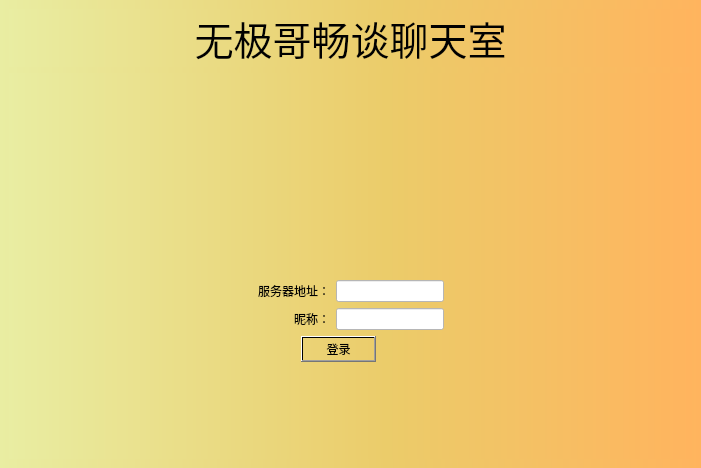
First picture: the form in ChatRoom/ChatRoomClient/mainwindow.ui, repository Bypositive/Qt_experience04, before the edit.
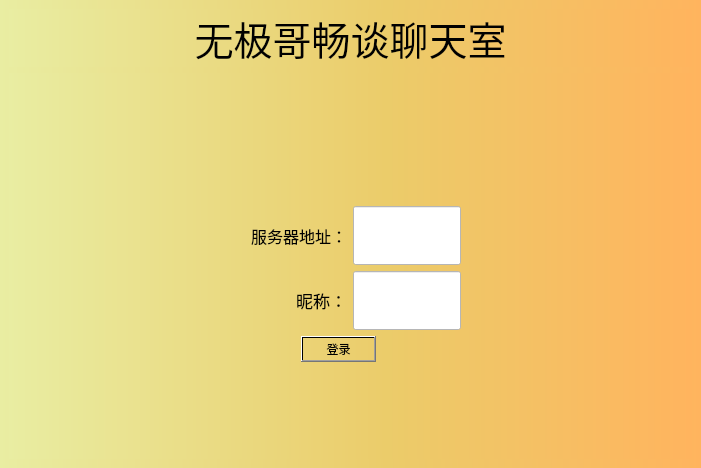
Second picture: the form after the edit.

Patch:
```diff
--- a/ChatRoom/ChatRoomClient/mainwindow.ui
+++ b/ChatRoom/ChatRoomClient/mainwindow.ui
@@ -118,7 +118,7 @@
             <property name="sizeHint" stdset="0">
              <size>
               <width>19</width>
-              <height>88</height>
+              <height>124</height>
              </size>
             </property>
            </spacer>
@@ -148,11 +148,16 @@
                 <item>
                  <widget class="QLabel" name="label_4">
                   <property name="sizePolicy">
-                   <sizepolicy hsizetype="Preferred" vsizetype="Preferred">
+                   <sizepolicy hsizetype="Expanding" vsizetype="Expanding">
                     <horstretch>0</horstretch>
                     <verstretch>0</verstretch>
                    </sizepolicy>
                   </property>
+                  <property name="font">
+                   <font>
+                    <pointsize>12</pointsize>
+                   </font>
+                  </property>
                   <property name="styleSheet">
                    <string notr="true">background-color: qlineargradient(spread:pad, x1:0, y1:0, x2:1, y2:1, stop:0 rgba(0, 0, 0, 0), stop:1 rgba(255, 255, 255, 0));</string>
                   </property>
@@ -167,11 +172,16 @@
                 <item>
                  <widget class="QLabel" name="label_5">
                   <property name="sizePolicy">
-                   <sizepolicy hsizetype="Preferred" vsizetype="Preferred">
+                   <sizepolicy hsizetype="Expanding" vsizetype="Expanding">
                     <horstretch>0</horstretch>
                     <verstretch>0</verstretch>
                    </sizepolicy>
                   </property>
+                  <property name="font">
+                   <font>
+                    <pointsize>13</pointsize>
+                   </font>
+                  </property>
                   <property name="styleSheet">
                    <string notr="true">background-color: qlineargradient(spread:pad, x1:0, y1:0, x2:1, y2:1, stop:0 rgba(0, 0, 0, 0), stop:1 rgba(255, 255, 255, 0));</string>
                   </property>
@@ -190,7 +200,7 @@
                 <item>
                  <widget class="QLineEdit" name="serviceEdit_2">
                   <property name="sizePolicy">
-                   <sizepolicy hsizetype="Preferred" vsizetype="Preferred">
+                   <sizepolicy hsizetype="Expanding" vsizetype="Expanding">
                     <horstretch>0</horstretch>
                     <verstretch>0</verstretch>
                    </sizepolicy>
@@ -203,7 +213,7 @@
                 <item>
                  <widget class="QLineEdit" name="nameEdit_2">
                   <property name="sizePolicy">
-                   <sizepolicy hsizetype="Preferred" vsizetype="Preferred">
+                   <sizepolicy hsizetype="Expanding" vsizetype="Expanding">
                     <horstretch>0</horstretch>
                     <verstretch>0</verstretch>
                    </sizepolicy>
```
